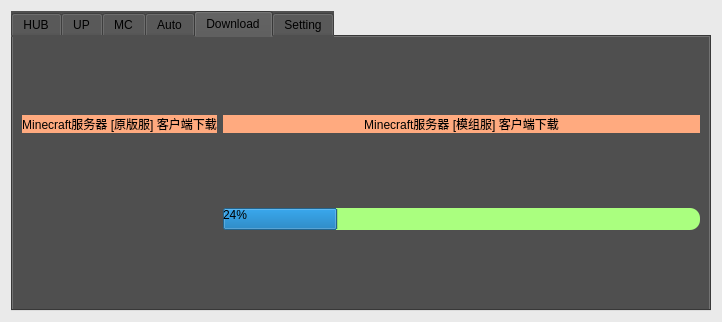
Before: the Qt Designer form src/module/data/gui/layout.ui in MoYuStudio/MoYu_ToolBox_Qt5, drawn with Qt 5.
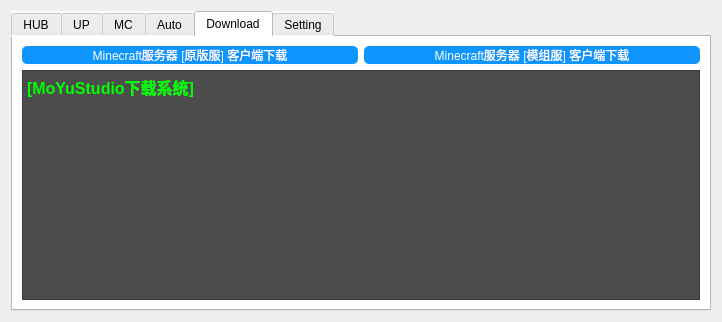
After: the same form once the commit is applied. The open tabs and pages were chosen to show the change.

```diff
--- a/src/module/data/gui/layout.ui
+++ b/src/module/data/gui/layout.ui
@@ -15,7 +15,7 @@
    <string>MoYu ToolBox 摸鱼工具箱</string>
   </property>
   <property name="styleSheet">
-   <string notr="true">background-color: rgba(117, 117, 117, 20);</string>
+   <string notr="true"/>
   </property>
   <layout class="QGridLayout" name="gridLayout_6">
    <item row="0" column="0">
@@ -27,8 +27,8 @@
       </size>
      </property>
      <property name="styleSheet">
-      <string notr="true">font: 25 9pt &quot;微软雅黑 Light&quot;;
-background-color: rgb(79, 79, 79);</string>
+      <string notr="true">font: 12pt &quot;微软雅黑&quot;;
+background-color: rgb(255, 255, 255);</string>
      </property>
      <property name="currentIndex">
       <number>0</number>
@@ -177,14 +177,57 @@
        <string>Download</string>
       </attribute>
       <layout class="QGridLayout" name="gridLayout">
+       <item row="0" column="1">
+        <widget class="QPushButton" name="pushButton_mcserver_v_download">
+         <property name="styleSheet">
+          <string notr="true">QPushButton{
+	font: 12pt &quot;微软雅黑&quot;;
+	color:white;
+	background-color:rgb(14 , 150 , 254);
+	border-radius:5px;
+}
+QPushButton:hover{
+	color:white;
+	background-color:rgb(44 , 137 , 255);
+}
+QPushButton:pressed{
+	color:white;
+	background-color:rgb(14 , 135 , 228);
+	padding-left:3px;
+	padding-top:3px;
+}
+</string>
+         </property>
+         <property name="text">
+          <string>Minecraft服务器 [原版服] 客户端下载</string>
+         </property>
+         <property name="autoDefault">
+          <bool>false</bool>
+         </property>
+         <property name="default">
+          <bool>false</bool>
+         </property>
+        </widget>
+       </item>
        <item row="0" column="2">
         <widget class="QPushButton" name="pushButton_mcserver_mod_download">
          <property name="styleSheet">
-          <string notr="true">font: 25 12pt &quot;微软雅黑 Light&quot;;
-border:2px;
-border-radius:10px;
-background-color: rgb(255, 170, 127);
-
+          <string notr="true">QPushButton{
+	font: 12pt &quot;微软雅黑&quot;;
+	color:white;
+	background-color:rgb(14 , 150 , 254);
+	border-radius:5px;
+}
+QPushButton:hover{
+	color:white;
+	background-color:rgb(44 , 137 , 255);
+}
+QPushButton:pressed{
+	color:white;
+	background-color:rgb(14 , 135 , 228);
+	padding-left:3px;
+	padding-top:3px;
+}
 </string>
          </property>
          <property name="text">
@@ -198,38 +241,19 @@
          </property>
         </widget>
        </item>
-       <item row="0" column="1">
-        <widget class="QPushButton" name="pushButton_mcserver_v_download">
+       <item row="1" column="1" colspan="2">
+        <widget class="QTextBrowser" name="textBrowser_download">
          <property name="styleSheet">
-          <string notr="true">font: 25 12pt &quot;微软雅黑 Light&quot;;
-border:2px;
-border-radius:10px;
-background-color: rgb(255, 170, 127);
-
-</string>
+          <string notr="true">background-color: rgb(76, 76, 76);
+color: rgb(0, 255, 0);
+font: 9pt &quot;Impact&quot;;</string>
          </property>
-         <property name="text">
-          <string>Minecraft服务器 [原版服] 客户端下载</string>
-         </property>
-         <property name="autoDefault">
-          <bool>false</bool>
-         </property>
-         <property name="default">
-          <bool>false</bool>
-         </property>
-        </widget>
-       </item>
-       <item row="2" column="2">
-        <widget class="QProgressBar" name="progressBar">
-         <property name="styleSheet">
-          <string notr="true">font: 25 12pt &quot;微软雅黑 Light&quot;;
-border:2px;
-border-radius:10px;
-background-color:rgb(170, 255, 127) ;
-</string>
-         </property>
-         <property name="value">
-          <number>24</number>
+         <property name="html">
+          <string>&lt;!DOCTYPE HTML PUBLIC &quot;-//W3C//DTD HTML 4.0//EN&quot; &quot;http://www.w3.org/TR/REC-html40/strict.dtd&quot;&gt;
+&lt;html&gt;&lt;head&gt;&lt;meta name=&quot;qrichtext&quot; content=&quot;1&quot; /&gt;&lt;style type=&quot;text/css&quot;&gt;
+p, li { white-space: pre-wrap; }
+&lt;/style&gt;&lt;/head&gt;&lt;body style=&quot; font-family:'Impact'; font-size:9pt; font-weight:400; font-style:normal;&quot;&gt;
+&lt;p style=&quot; margin-top:0px; margin-bottom:0px; margin-left:0px; margin-right:0px; -qt-block-indent:0; text-indent:0px;&quot;&gt;&lt;span style=&quot; font-family:'微软雅黑'; font-size:12pt; font-weight:600; color:#00ff00;&quot;&gt;[MoYuStudio下载系统]&lt;/span&gt;&lt;/p&gt;&lt;/body&gt;&lt;/html&gt;</string>
          </property>
         </widget>
        </item>
```
Left out of the diff: 130 changed lines with no effect on the pictures.
